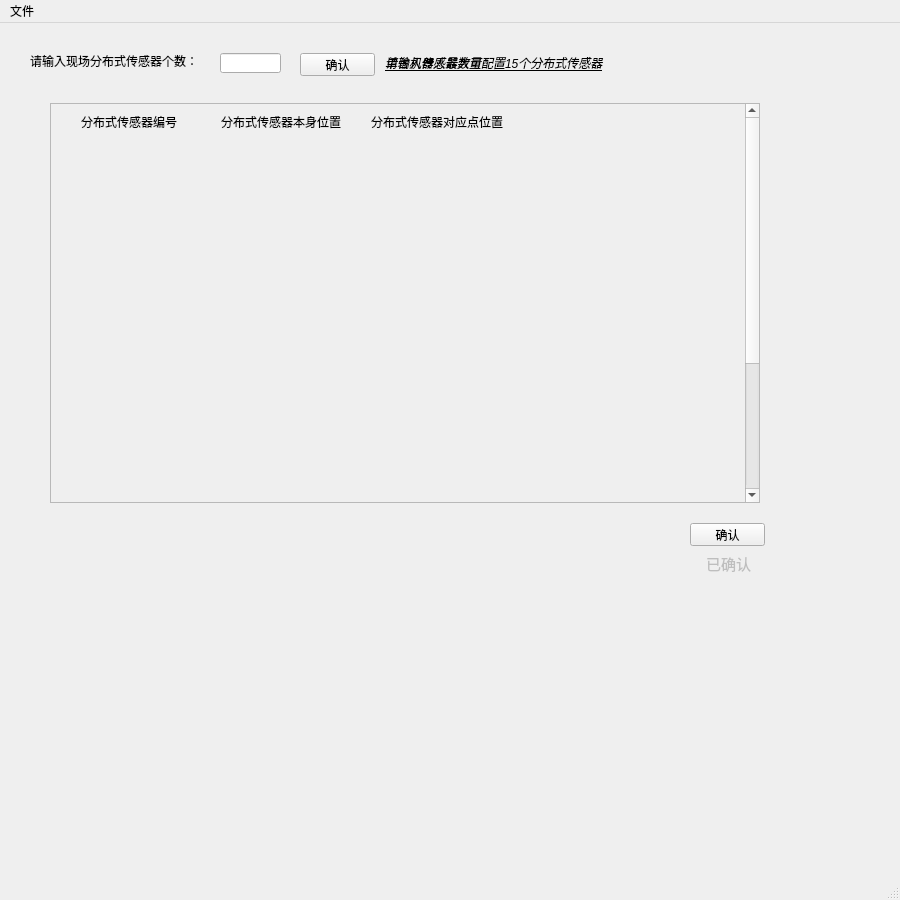
First picture: the form in fenbushi.ui, repository wangqi1994/gui_python_configuration-software, before the edit.
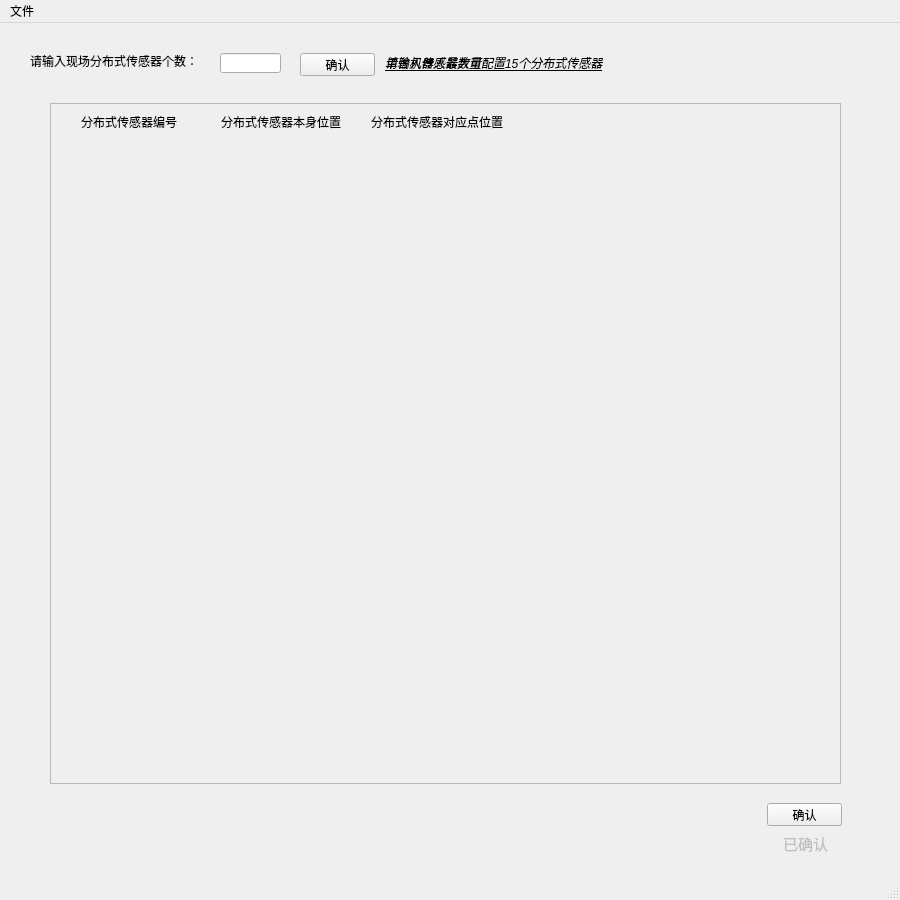
Second picture: the form after the edit.

```diff
--- a/fenbushi.ui
+++ b/fenbushi.ui
@@ -27,8 +27,8 @@
    <widget class="QPushButton" name="ok_fenbushi">
     <property name="geometry">
      <rect>
-      <x>690</x>
-      <y>500</y>
+      <x>767</x>
+      <y>780</y>
       <width>75</width>
       <height>23</height>
      </rect>
@@ -74,8 +74,8 @@
      <rect>
       <x>50</x>
       <y>80</y>
-      <width>710</width>
-      <height>400</height>
+      <width>791</width>
+      <height>681</height>
      </rect>
     </property>
     <property name="autoFillBackground">
@@ -213,8 +213,8 @@
     </property>
     <property name="geometry">
      <rect>
-      <x>703</x>
-      <y>530</y>
+      <x>780</x>
+      <y>810</y>
       <width>51</width>
       <height>21</height>
      </rect>
```
